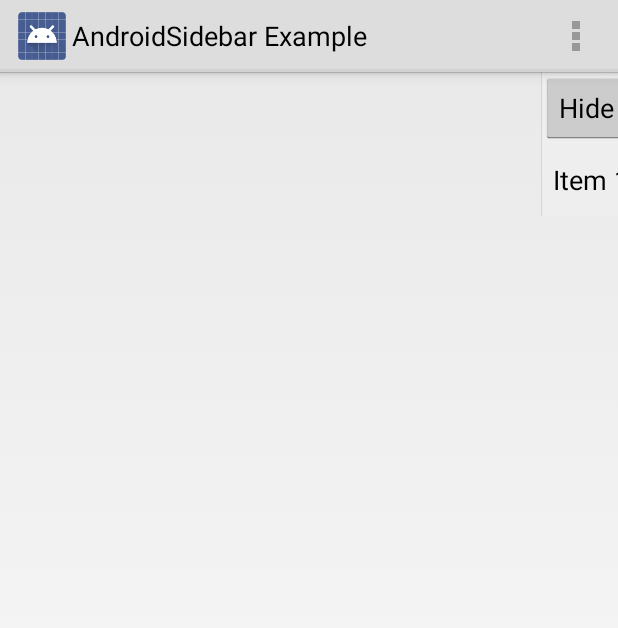
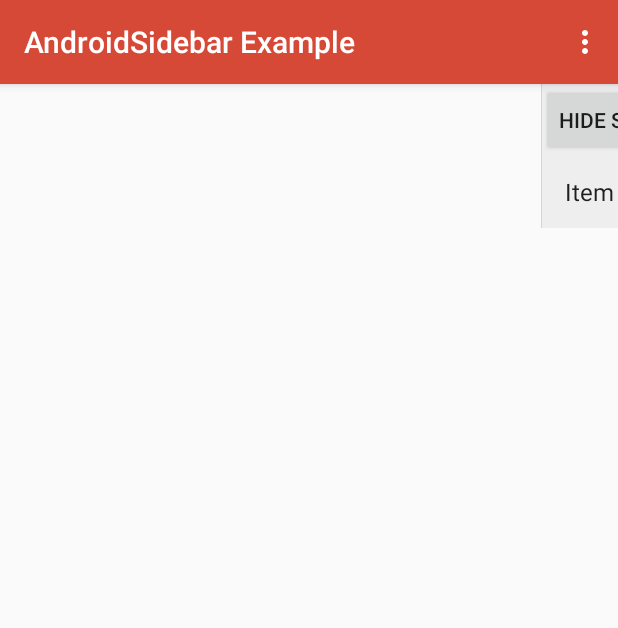
Before and after one commit to michael-rapp/AndroidSidebar, an Android app: the screen it shows after launch (MainActivity), on a phone screen of 412 x 824 dp. Shown: the top 628 px of the screen. Run offline under Robolectric (Android 15) with nearby library versions, the light colour scheme and no system bars; 35 statements that could not run were skipped.

Commit message:
The example app now uses Material design.

```diff
--- a/example/build.gradle
+++ b/example/build.gradle
@@ -20,6 +20,7 @@ android {
 }
 
 dependencies {
+    compile 'com.android.support:appcompat-v7:23.1.1'
     compile fileTree(dir: 'libs', include: ['*.jar'])
     compile project(':library')
 }
--- a/example/src/main/java/de/mrapp/android/sidebar/example/MainActivity.java
+++ b/example/src/main/java/de/mrapp/android/sidebar/example/MainActivity.java
@@ -15,24 +15,18 @@
 package de.mrapp.android.sidebar.example;
 
 import android.app.ActionBar;
-import android.app.Activity;
 import android.content.Intent;
 import android.content.SharedPreferences;
 import android.graphics.Color;
 import android.os.Bundle;
 import android.preference.PreferenceManager;
+import android.support.v7.app.AppCompatActivity;
 import android.view.Menu;
 import android.view.MenuInflater;
 import android.view.MenuItem;
 import android.view.View;
 import android.view.View.OnClickListener;
-import android.view.ViewGroup;
-import android.widget.BaseExpandableListAdapter;
 import android.widget.Button;
-import android.widget.ExpandableListView;
-import android.widget.TextView;
-
-import org.w3c.dom.Text;
 
 import de.mrapp.android.sidebar.ContentMode;
 import de.mrapp.android.sidebar.DragMode;
@@ -45,7 +39,7 @@ import de.mrapp.android.sidebar.SidebarListener;
  *
  * @author Michael Rapp
  */
-public class MainActivity extends Activity implements SidebarListener {
+public class MainActivity extends AppCompatActivity implements SidebarListener {
 
     /**
      * The sidebar.
@@ -373,8 +367,6 @@ public class MainActivity extends Activity implements SidebarListener {
         initializeSidebar();
         initializeShowSidebarButton();
 
-
-
         initializeHideSidebarButton();
 
         if (savedInstanceState == null) {
--- a/example/src/main/res/values/styles.xml
+++ b/example/src/main/res/values/styles.xml
@@ -16,6 +16,10 @@ not, see <http://www.gnu.org/licenses/>.
 -->
 <resources>
 
-    <style name="AppTheme" parent="android:Theme.Holo.Light"/>
+    <style name="AppTheme" parent="Theme.AppCompat.Light.DarkActionBar">
+        <item name="colorPrimary">#ffd64937</item>
+        <item name="colorPrimaryDark">#ffbb4030</item>
+        <item name="colorAccent">#ffd64937</item>
+    </style>
 
 </resources>
```
Also changed, not shown: 1 other file.
